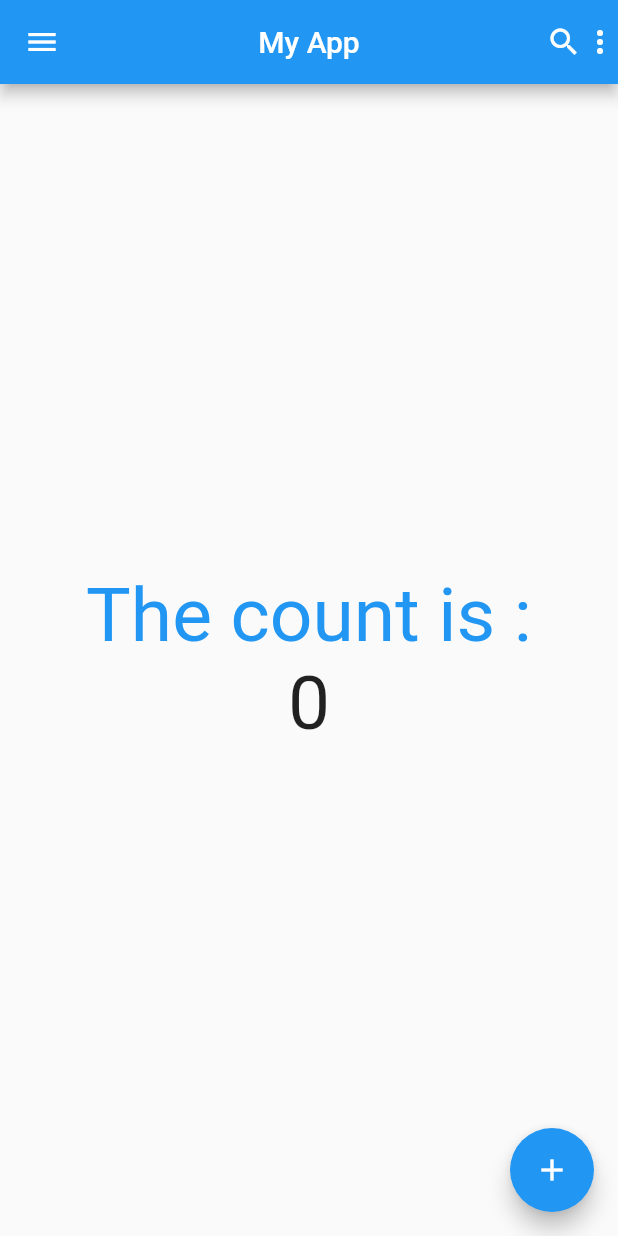
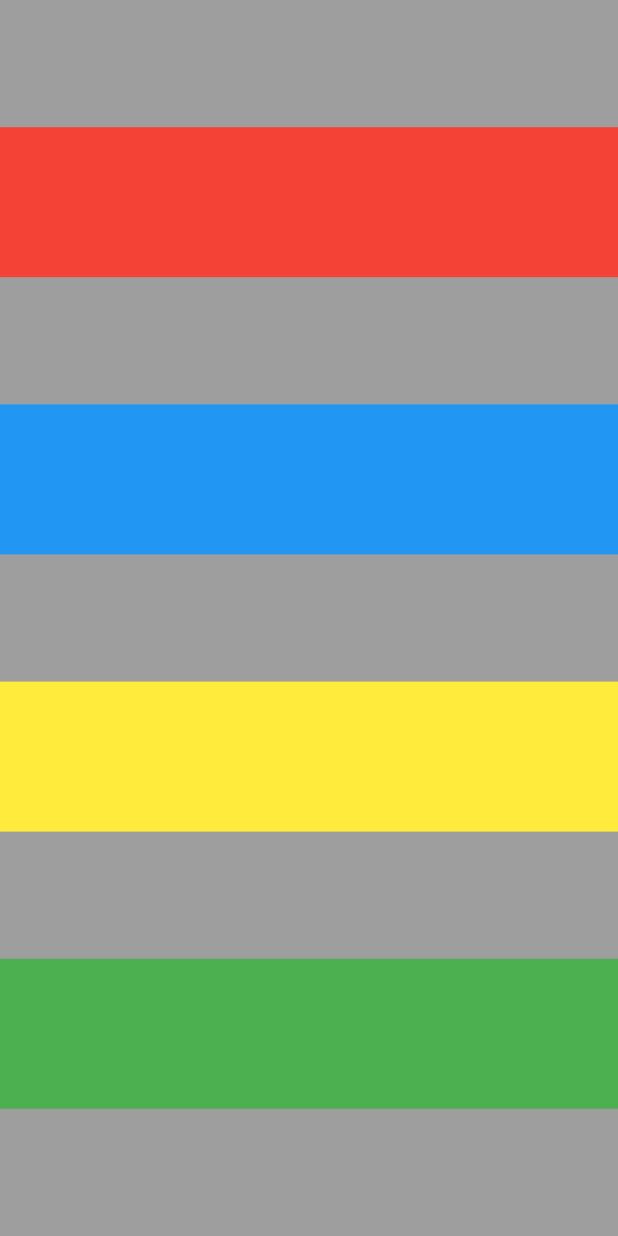
Before and after one commit to Suraj-Subedi/flutter_group_3, a Flutter app: the screen it shows after launch, on a phone screen of 412 x 824 dp. Run offline on Flutter 3.47's test engine with Material 2 defaults, Android fonts, the phone set to English and light mode, and no system bars.

Commit message:
basic containers

```diff
--- a/lib/main.dart
+++ b/lib/main.dart
@@ -9,76 +9,146 @@ void main() {
   );
 }
 
-class MyApp extends StatefulWidget {
+class MyApp extends StatelessWidget {
   const MyApp({super.key});
-
-  @override
-  State<MyApp> createState() => _MyAppState();
-}
-
-class _MyAppState extends State<MyApp> {
-  var count = 0;
 
   @override
   Widget build(BuildContext context) {
     return Scaffold(
-      body: Column(
-        mainAxisAlignment: MainAxisAlignment.center,
-        children: [
-          const Center(
-            child: Text(
-              'The count is :',
-              style: TextStyle(
-                fontSize: 50,
+      body: SafeArea(
+        child: Container(
+          color: Colors.grey,
+          width: double.maxFinite,
+          child: Column(
+            mainAxisAlignment: MainAxisAlignment.spaceEvenly,
+            crossAxisAlignment: CrossAxisAlignment.stretch,
+            children: [
+              Container(
+                color: Colors.red,
+                height: 100,
+                width: 100,
+              ),
+              Container(
                 color: Colors.blue,
+                height: 100,
+                width: 100,
               ),
-            ),
+              Container(
+                color: Colors.yellow,
+                height: 100,
+                width: 100,
+              ),
+              Container(
+                color: Colors.green,
+                height: 100,
+                width: 100,
+              ),
+            ],
           ),
-          Center(
-            child: Text(
-              count.toString(),
-              style: TextStyle(
-                fontSize: 50,
-              ),
-            ),
-          ),
-          // TextButton(
-          //   onPressed: () {
-          //     print(count);
-
-          //     setState(() {
-          //       count++;
-          //     });
-
-          //     print(count);
-          //   },
-          //   child: Text(
-          //     'Click',
-          //     style: TextStyle(
-          //       fontSize: 50,
-          //       color: Colors.red,
-          //     ),
-          //   ),
-          // )
-        ],
-      ),
-      appBar: AppBar(
-        leading: const Icon(Icons.menu),
-        title: const Text('My App'),
-        centerTitle: true,
-        actions: const [
-          Icon(Icons.search),
-          Icon(Icons.more_vert),
-        ],
-      ),
-      floatingActionButton: FloatingActionButton(
-        child: Icon(Icons.add),
-        onPressed: () {
-          setState(() {
-            count++;
-          });
-        },
+        ),
       ),
     );
   }
 }
+
+// class MyApp extends StatefulWidget {
+//   const MyApp({super.key});
+
+//   @override
+//   State<MyApp> createState() => _MyAppState();
+// }
+
+// class _MyAppState extends State<MyApp> {
+//   var count = 0;
+
+//   @override
+//   Widget build(BuildContext context) {
+//     return Scaffold(
+//       body: Center(
+//         child: Container(
+//           decoration: BoxDecoration(
+//             borderRadius: BorderRadius.circular(20),
+//             color: Colors.blue,
+//             // shape:BoxShape.circle
+//           ),
+//           child: Container(
+//             decoration: BoxDecoration(
+//               borderRadius: BorderRadius.circular(100),
+//               color: Colors.red,
+//               // shape:BoxShape.circle
+//             ),
+//             padding: EdgeInsets.all(20),
+//             margin: EdgeInsets.all(20),
+//             child: Container(
+//               color: Colors.black,
+//               child: Text(
+//                 'My Container',
+//                 style: TextStyle(
+//                   fontSize: 40,
+//                   color: Colors.white,
+//                 ),
+//               ),
+//             ),
+//           ),
+//         ),
+//       ),
+//       // body: Column(
+//       //   mainAxisAlignment: MainAxisAlignment.center,
+//       //   children: [
+//       //     const Center(
+//       //       child: Text(
+//       //         'The count is :',
+//       //         style: TextStyle(
+//       //           fontSize: 50,
+//       //           color: Colors.blue,
+//       //         ),
+//       //       ),
+//       //     ),
+//       //     Center(
+//       //       child: Text(
+//       //         count.toString(),
+//       //         style: TextStyle(
+//       //           fontSize: 50,
+//       //         ),
+//       //       ),
+//       //     ),
+//       // TextButton(
+//       //   onPressed: () {
+//       //     print(count);
+
+//       //     setState(() {
+//       //       count++;
+//       //     });
+
+//       //     print(count);
+//       //   },
+//       //   child: Text(
+//       //     'Click',
+//       //     style: TextStyle(
+//       //       fontSize: 50,
+//       //       color: Colors.red,
+//       //     ),
+//       //   ),
+//       // )
+//       //   ],
+//       // ),
+//       appBar: AppBar(
+//         leading: const Icon(Icons.menu),
+//         title: const Text('My App'),
+//         centerTitle: true,
+//         actions: const [
+//           Icon(Icons.search),
+//           Icon(Icons.more_vert),
+//         ],
+//       ),
+//       // floatingActionButton: FloatingActionButton(
+//       //   child: Icon(Icons.add),
+//       //   onPressed: () {
+//       //     setState(() {
+//       //       count++;
+//       //     });
+//       //   },
+//       // ),
+//     );
+//   }
+// }
```
